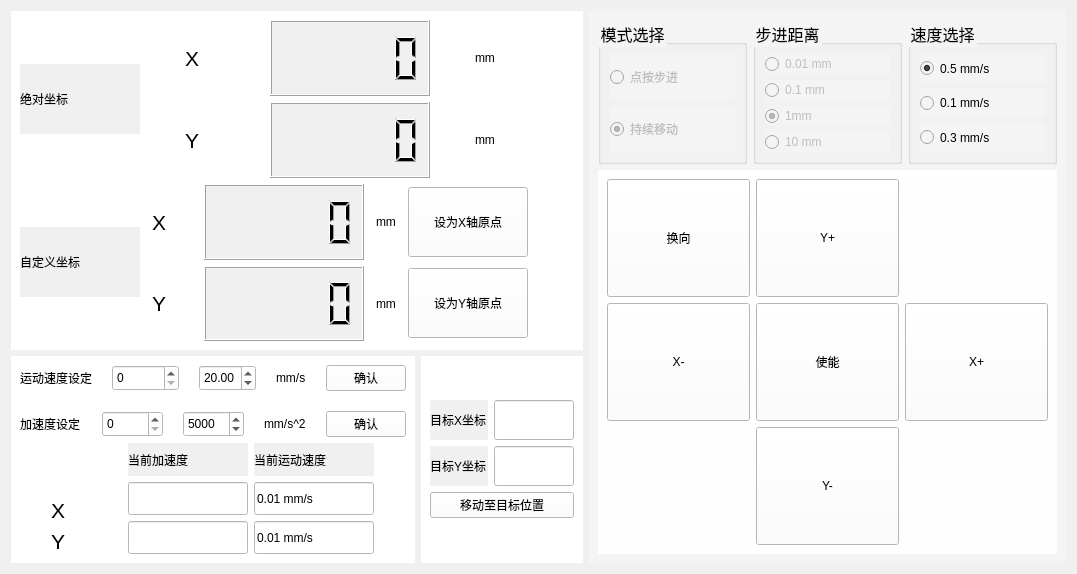
Qt form ui/xyplatformUI.ui (ZoZZJ/linux-monitorA-) before a commit.
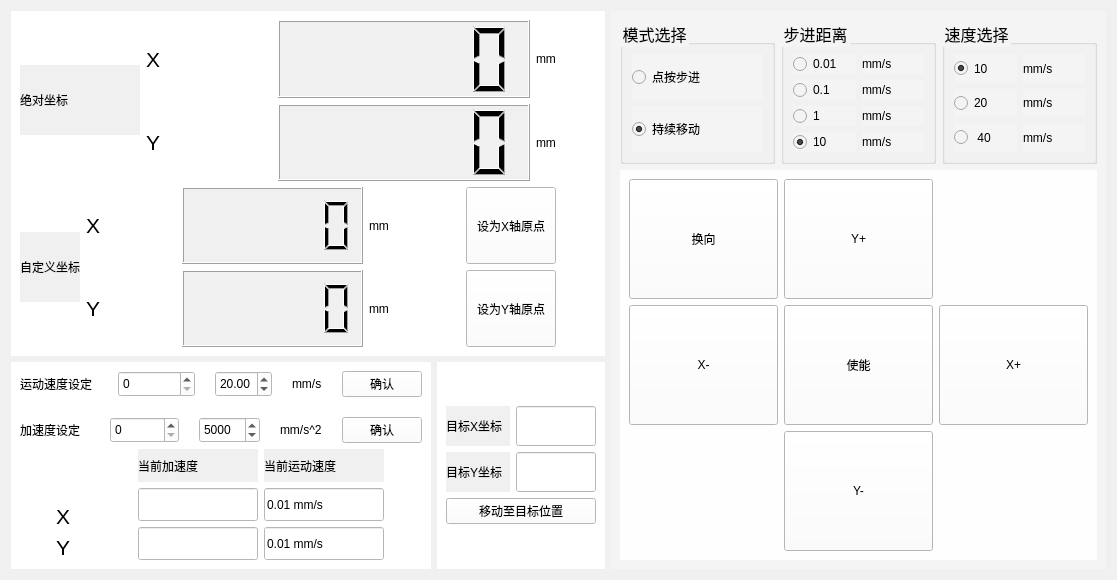
The same form after that commit. Icons and pictures are not drawn.

The edit to the form file:
```diff
--- a/ui/xyplatformUI.ui
+++ b/ui/xyplatformUI.ui
@@ -6,8 +6,8 @@
    <rect>
     <x>0</x>
     <y>0</y>
-    <width>1077</width>
-    <height>574</height>
+    <width>1117</width>
+    <height>580</height>
    </rect>
   </property>
   <property name="windowTitle">
@@ -77,8 +77,8 @@
                     </property>
                     <property name="maximumSize">
                      <size>
-                      <width>40</width>
-                      <height>40</height>
+                      <width>9999</width>
+                      <height>9999</height>
                      </size>
                     </property>
                     <property name="font">
@@ -110,8 +110,8 @@
                     </property>
                     <property name="maximumSize">
                      <size>
-                      <width>160</width>
-                      <height>80</height>
+                      <width>9999</width>
+                      <height>99999</height>
                      </size>
                     </property>
                     <property name="styleSheet">
@@ -143,9 +143,6 @@
                   </item>
                   <item>
                    <spacer name="horizontalSpacer">
-                    <property name="orientation">
-                     <enum>Qt::Vertical</enum>
-                    </property>
                     <property name="sizeHint" stdset="0">
                      <size>
                       <width>40</width>
@@ -157,7 +154,7 @@
                  </layout>
                 </item>
                 <item>
-                 <layout class="QHBoxLayout" name="horizontalLayout_24">
+                 <layout class="QHBoxLayout" name="horizontalLayout_24" stretch="1,2,2,0">
                   <item>
                    <widget class="QLabel" name="label_21">
                     <property name="minimumSize">
@@ -168,8 +165,8 @@
                     </property>
                     <property name="maximumSize">
                      <size>
-                      <width>40</width>
-                      <height>40</height>
+                      <width>9999</width>
+                      <height>9999</height>
                      </size>
                     </property>
                     <property name="font">
@@ -201,8 +198,8 @@
                     </property>
                     <property name="maximumSize">
                      <size>
-                      <width>160</width>
-                      <height>80</height>
+                      <width>9999</width>
+                      <height>99999</height>
                      </size>
                     </property>
                     <property name="styleSheet">
@@ -237,9 +234,6 @@
                   </item>
                   <item>
                    <spacer name="horizontalSpacer_2">
-                    <property name="orientation">
-                     <enum>Qt::Vertical</enum>
-                    </property>
                     <property name="sizeHint" stdset="0">
                      <size>
                       <width>40</width>
@@ -281,7 +275,7 @@
               <item>
                <layout class="QVBoxLayout" name="verticalLayout_11">
                 <item>
-                 <layout class="QHBoxLayout" name="horizontalLayout_26">
+                 <layout class="QHBoxLayout" name="horizontalLayout_26" stretch="1,2,1,1,0">
                   <item>
                    <widget class="QLabel" name="label_23">
                     <property name="minimumSize">
@@ -292,8 +286,8 @@
                     </property>
                     <property name="maximumSize">
                      <size>
-                      <width>40</width>
-                      <height>40</height>
+                      <width>9999</width>
+                      <height>9999</height>
                      </size>
                     </property>
                     <property name="font">
@@ -311,6 +305,12 @@
                   </item>
                   <item>
                    <widget class="QLCDNumber" name="XSelfDefineLcd">
+                    <property name="sizePolicy">
+                     <sizepolicy hsizetype="Expanding" vsizetype="Minimum">
+                      <horstretch>0</horstretch>
+                      <verstretch>0</verstretch>
+                     </sizepolicy>
+                    </property>
                     <property name="minimumSize">
                      <size>
                       <width>0</width>
@@ -319,8 +319,8 @@
                     </property>
                     <property name="maximumSize">
                      <size>
-                      <width>160</width>
-                      <height>80</height>
+                      <width>9999</width>
+                      <height>9999</height>
                      </size>
                     </property>
                     <property name="styleSheet">
@@ -340,7 +340,7 @@
                   <item>
                    <widget class="QLabel" name="label_3">
                     <property name="sizePolicy">
-                     <sizepolicy hsizetype="Fixed" vsizetype="Preferred">
+                     <sizepolicy hsizetype="Preferred" vsizetype="Preferred">
                       <horstretch>0</horstretch>
                       <verstretch>0</verstretch>
                      </sizepolicy>
@@ -352,6 +352,12 @@
                   </item>
                   <item>
                    <widget class="QPushButton" name="SetXZeroButton">
+                    <property name="sizePolicy">
+                     <sizepolicy hsizetype="Preferred" vsizetype="Preferred">
+                      <horstretch>0</horstretch>
+                      <verstretch>0</verstretch>
+                     </sizepolicy>
+                    </property>
                     <property name="minimumSize">
                      <size>
                       <width>0</width>
@@ -360,8 +366,8 @@
                     </property>
                     <property name="maximumSize">
                      <size>
-                      <width>120</width>
-                      <height>70</height>
+                      <width>99999</width>
+                      <height>99999</height>
                      </size>
                     </property>
                     <property name="text">
@@ -371,9 +377,6 @@
                   </item>
                   <item>
                    <spacer name="horizontalSpacer_3">
-                    <property name="orientation">
-                     <enum>Qt::Vertical</enum>
-                    </property>
                     <property name="sizeHint" stdset="0">
                      <size>
                       <width>40</width>
@@ -385,7 +388,7 @@
                  </layout>
                 </item>
                 <item>
-                 <layout class="QHBoxLayout" name="horizontalLayout_27">
+                 <layout class="QHBoxLayout" name="horizontalLayout_27" stretch="1,2,1,1,0">
                   <item>
                    <widget class="QLabel" name="label_24">
                     <property name="minimumSize">
@@ -396,8 +399,8 @@
                     </property>
                     <property name="maximumSize">
                      <size>
-                      <width>40</width>
-                      <height>40</height>
+                      <width>9999</width>
+                      <height>9999</height>
                      </size>
                     </property>
                     <property name="font">
@@ -415,6 +418,12 @@
                   </item>
                   <item>
                    <widget class="QLCDNumber" name="YSelfDefineLcd">
+                    <property name="sizePolicy">
+                     <sizepolicy hsizetype="Expanding" vsizetype="Minimum">
+                      <horstretch>0</horstretch>
+                      <verstretch>0</verstretch>
+                     </sizepolicy>
+                    </property>
                     <property name="minimumSize">
                      <size>
                       <width>0</width>
@@ -423,8 +432,8 @@
                     </property>
                     <property name="maximumSize">
                      <size>
-                      <width>160</width>
-                      <height>80</height>
+                      <width>99999</width>
+                      <height>999999</height>
                      </size>
                     </property>
                     <property name="styleSheet">
@@ -444,7 +453,7 @@
                   <item>
                    <widget class="QLabel" name="label_4">
                     <property name="sizePolicy">
-                     <sizepolicy hsizetype="Fixed" vsizetype="Preferred">
+                     <sizepolicy hsizetype="Preferred" vsizetype="Preferred">
                       <horstretch>0</horstretch>
                       <verstretch>0</verstretch>
                      </sizepolicy>
@@ -457,21 +466,21 @@
                   <item>
                    <widget class="QPushButton" name="SetYZeroButton">
                     <property name="sizePolicy">
-                     <sizepolicy hsizetype="Minimum" vsizetype="Preferred">
+                     <sizepolicy hsizetype="Preferred" vsizetype="Preferred">
                       <horstretch>0</horstretch>
                       <verstretch>0</verstretch>
                      </sizepolicy>
                     </property>
                     <property name="minimumSize">
                      <size>
-                      <width>120</width>
-                      <height>70</height>
+                      <width>0</width>
+                      <height>0</height>
                      </size>
                     </property>
                     <property name="maximumSize">
                      <size>
-                      <width>120</width>
-                      <height>70</height>
+                      <width>99999</width>
+                      <height>99999</height>
                      </size>
                     </property>
                     <property name="text">
@@ -481,9 +490,6 @@
                   </item>
                   <item>
                    <spacer name="horizontalSpacer_4">
-                    <property name="orientation">
-                     <enum>Qt::Vertical</enum>
-                    </property>
                     <property name="sizeHint" stdset="0">
                      <size>
                       <width>40</width>
@@ -739,9 +745,6 @@
                  <layout class="QVBoxLayout" name="verticalLayout">
                   <item>
                    <spacer name="verticalSpacer">
-                    <property name="orientation">
-                     <enum>Qt::Vertical</enum>
-                    </property>
                     <property name="sizeType">
                      <enum>QSizePolicy::Fixed</enum>
                     </property>
@@ -1101,7 +1104,7 @@
         <item>
          <layout class="QHBoxLayout" name="horizontalLayout" stretch="1,1,1">
           <property name="sizeConstraint">
-           <enum>QLayout::SetMaximumSize</enum>
+           <enum>QLayout::SetDefaultConstraint</enum>
           </property>
           <item>
            <widget class="QGroupBox" name="groupBox">
@@ -1123,12 +1126,12 @@
              <item>
               <layout class="QVBoxLayout" name="verticalLayout_15">
                <property name="sizeConstraint">
-                <enum>QLayout::SetMaximumSize</enum>
+                <enum>QLayout::SetDefaultConstraint</enum>
                </property>
                <item>
                 <widget class="QRadioButton" name="radioButton_5">
                  <property name="enabled">
-                  <bool>false</bool>
+                  <bool>true</bool>
                  </property>
                  <property name="sizePolicy">
                   <sizepolicy hsizetype="Preferred" vsizetype="Preferred">
@@ -1147,7 +1150,7 @@
                <item>
                 <widget class="QRadioButton" name="radioButton_6">
                  <property name="enabled">
-                  <bool>false</bool>
+                  <bool>true</bool>
                  </property>
                  <property name="sizePolicy">
                   <sizepolicy hsizetype="Preferred" vsizetype="Preferred">
@@ -1186,15 +1189,9 @@
             </property>
             <layout class="QVBoxLayout" name="verticalLayout_12">
              <item>
-              <layout class="QVBoxLayout" name="verticalLayout_20">
-               <property name="sizeConstraint">
-                <enum>QLayout::SetMaximumSize</enum>
-               </property>
+              <layout class="QHBoxLayout" name="horizontalLayout_11">
                <item>
-                <widget class="QRadioButton" name="radioButton_2">
-                 <property name="enabled">
-                  <bool>false</bool>
-                 </property>
+                <widget class="QRadioButton" name="distance0">
                  <property name="sizePolicy">
                   <sizepolicy hsizetype="Minimum" vsizetype="Preferred">
                    <horstretch>0</horstretch>
@@ -1202,53 +1199,89 @@
                   </sizepolicy>
                  </property>
                  <property name="text">
-                  <string>0.01 mm</string>
+                  <string>0.01</string>
                  </property>
+                 <property name="checkable">
+                  <bool>true</bool>
+                 </property>
+                 <property name="checked">
+                  <bool>false</bool>
+                 </property>
                 </widget>
                </item>
                <item>
-                <widget class="QRadioButton" name="radioButton_10">
-                 <property name="enabled">
-                  <bool>false</bool>
+                <widget class="QLabel" name="label_14">
+                 <property name="text">
+                  <string>mm/s</string>
                  </property>
+                </widget>
+               </item>
+              </layout>
+             </item>
+             <item>
+              <layout class="QHBoxLayout" name="horizontalLayout_16">
+               <item>
+                <widget class="QRadioButton" name="distance1">
                  <property name="sizePolicy">
-                  <sizepolicy hsizetype="Preferred" vsizetype="Preferred">
+                  <sizepolicy hsizetype="Minimum" vsizetype="Preferred">
                    <horstretch>0</horstretch>
                    <verstretch>0</verstretch>
                   </sizepolicy>
                  </property>
                  <property name="text">
-                  <string>0.1 mm</string>
+                  <string>0.1</string>
                  </property>
+                 <property name="checkable">
+                  <bool>true</bool>
+                 </property>
                  <property name="checked">
                   <bool>false</bool>
                  </property>
                 </widget>
                </item>
                <item>
-                <widget class="QRadioButton" name="radioButton_11">
-                 <property name="enabled">
-                  <bool>false</bool>
+                <widget class="QLabel" name="label_15">
+                 <property name="text">
+                  <string>mm/s</string>
                  </property>
+                </widget>
+               </item>
+              </layout>
+             </item>
+             <item>
+              <layout class="QHBoxLayout" name="horizontalLayout_17">
+               <item>
+                <widget class="QRadioButton" name="distance2">
                  <property name="sizePolicy">
-                  <sizepolicy hsizetype="Preferred" vsizetype="Preferred">
+                  <sizepolicy hsizetype="Minimum" vsizetype="Preferred">
                    <horstretch>0</horstretch>
                    <verstretch>0</verstretch>
                   </sizepolicy>
                  </property>
                  <property name="text">
-                  <string>1mm</string>
+                  <string>1</string>
                  </property>
-                 <property name="checked">
+                 <property name="checkable">
                   <bool>true</bool>
                  </property>
+                 <property name="checked">
+                  <bool>false</bool>
+                 </property>
                 </widget>
                </item>
                <item>
-                <widget class="QRadioButton" name="radioButton">
-                 <property name="enabled">
-                  <bool>false</bool>
+                <widget class="QLabel" name="label_16">
+                 <property name="text">
+                  <string>mm/s</string>
                  </property>
+                </widget>
+               </item>
+              </layout>
+             </item>
+             <item>
+              <layout class="QHBoxLayout" name="horizontalLayout_18">
+               <item>
+                <widget class="QRadioButton" name="distance3">
                  <property name="sizePolicy">
                   <sizepolicy hsizetype="Minimum" vsizetype="Preferred">
                    <horstretch>0</horstretch>
@@ -1256,7 +1289,17 @@
                   </sizepolicy>
                  </property>
                  <property name="text">
-                  <string>10 mm</string>
+                  <string>10</string>
+                 </property>
+                 <property name="checked">
+                  <bool>true</bool>
+                 </property>
+                </widget>
+               </item>
+               <item>
+                <widget class="QLabel" name="label_17">
+                 <property name="text">
+                  <string>mm/s</string>
                  </property>
                 </widget>
                </item>
@@ -1281,14 +1324,11 @@
             <property name="title">
              <string>速度选择</string>
             </property>
-            <layout class="QVBoxLayout" name="verticalLayout_19">
+            <layout class="QVBoxLayout" name="verticalLayout_16">
              <item>
-              <layout class="QVBoxLayout" name="verticalLayout_16">
-               <property name="sizeConstraint">
-                <enum>QLayout::SetMaximumSize</enum>
-               </property>
+              <layout class="QHBoxLayout" name="horizontalLayout_8">
                <item>
-                <widget class="QRadioButton" name="radioButton_8">
+                <widget class="QRadioButton" name="vel0">
                  <property name="sizePolicy">
                   <sizepolicy hsizetype="Minimum" vsizetype="Preferred">
                    <horstretch>0</horstretch>
@@ -1296,7 +1336,7 @@
                   </sizepolicy>
                  </property>
                  <property name="text">
-                  <string>0.5 mm/s</string>
+                  <string>10</string>
                  </property>
                  <property name="checked">
                   <bool>true</bool>
@@ -1304,7 +1344,18 @@
                 </widget>
                </item>
                <item>
-                <widget class="QRadioButton" name="radioButton_7">
+                <widget class="QLabel" name="label_7">
+                 <property name="text">
+                  <string>mm/s</string>
+                 </property>
+                </widget>
+               </item>
+              </layout>
+             </item>
+             <item>
+              <layout class="QHBoxLayout" name="horizontalLayout_9">
+               <item>
+                <widget class="QRadioButton" name="vel1">
                  <property name="sizePolicy">
                   <sizepolicy hsizetype="Minimum" vsizetype="Preferred">
                    <horstretch>0</horstretch>
@@ -1315,7 +1366,7 @@
                   <enum>Qt::LeftToRight</enum>
                  </property>
                  <property name="text">
-                  <string>0.1 mm/s</string>
+                  <string>20</string>
                  </property>
                  <property name="checked">
                   <bool>false</bool>
@@ -1323,7 +1374,18 @@
                 </widget>
                </item>
                <item>
-                <widget class="QRadioButton" name="radioButton_9">
+                <widget class="QLabel" name="label_8">
+                 <property name="text">
+                  <string>mm/s</string>
+                 </property>
+                </widget>
+               </item>
+              </layout>
+             </item>
+             <item>
+              <layout class="QHBoxLayout" name="horizontalLayout_10">
+               <item>
+                <widget class="QRadioButton" name="vel2">
                  <property name="sizePolicy">
                   <sizepolicy hsizetype="Minimum" vsizetype="Preferred">
                    <horstretch>0</horstretch>
@@ -1331,13 +1393,20 @@
                   </sizepolicy>
                  </property>
                  <property name="text">
-                  <string>0.3 mm/s</string>
+                  <string> 40</string>
                  </property>
                  <property name="checked">
                   <bool>false</bool>
                  </property>
                 </widget>
                </item>
+               <item>
+                <widget class="QLabel" name="label_9">
+                 <property name="text">
+                  <string>mm/s</string>
+                 </property>
+                </widget>
+               </item>
               </layout>
              </item>
             </layout>
```
Left out of the diff: 4 changed lines with no effect on the pictures.
